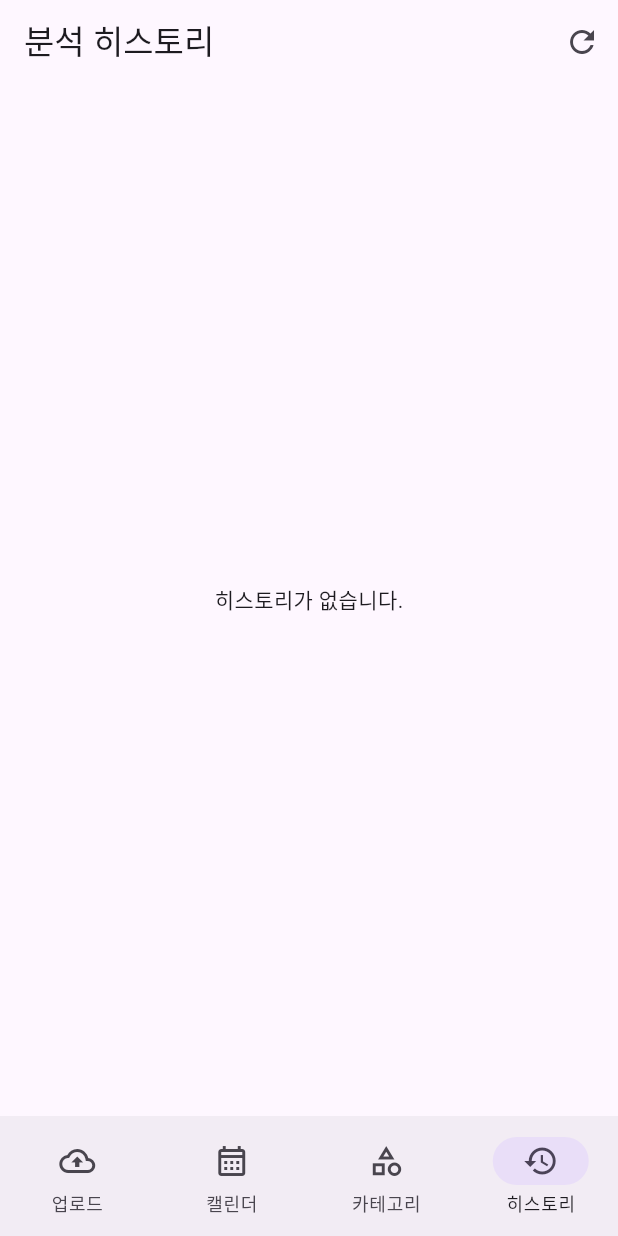
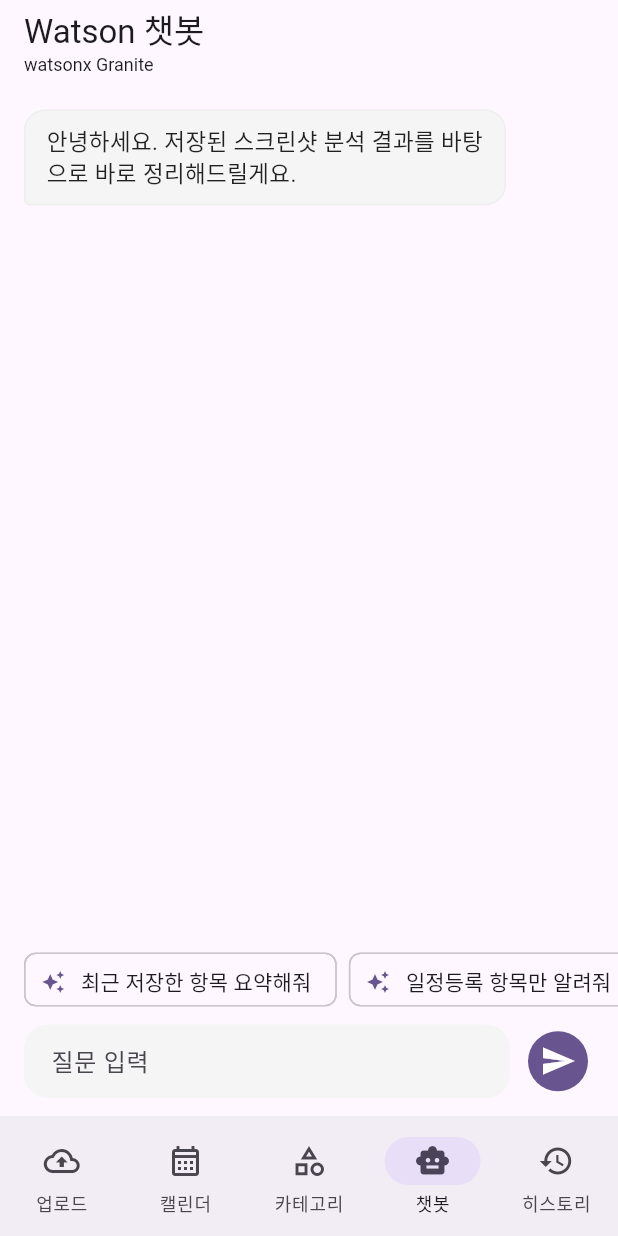
Before and after one commit to SEONGAHG17/ibm-salmon, a Flutter app: the screen it shows after launch, item 4 of the bottom bar chosen, on a phone screen of 412 x 824 dp. Run offline on Flutter 3.47's test engine with Material 3 defaults, Android fonts, the light colour scheme and no system bars; our stand-ins replace firebase_core, firebase_messaging, image_picker, table_calendar; accounts and stored records are empty; network calls fail.

Commit message:
Add Watsonx screenshot chatbot

```diff
--- /dev/null
+++ b/frontend/lib/screens/chat.dart
@@ -0,0 +1,368 @@
+import 'dart:convert';
+
+import 'package:flutter/material.dart';
+import 'package:http/http.dart' as http;
+
+import '../constants/constants.dart';
+
+class ChatScreen extends StatefulWidget {
+  final String? initialPrompt;
+
+  const ChatScreen({super.key, this.initialPrompt});
+
+  @override
+  State<ChatScreen> createState() => _ChatScreenState();
+}
+
+class _ChatScreenState extends State<ChatScreen> {
+  final TextEditingController _messageController = TextEditingController();
+  final ScrollController _scrollController = ScrollController();
+  final List<_ChatMessage> _messages = [
+    const _ChatMessage(
+      role: 'assistant',
+      content: '안녕하세요. 저장된 스크린샷 분석 결과를 바탕으로 바로 정리해드릴게요.',
+    ),
+  ];
+
+  bool _isSending = false;
+
+  static const List<String> _quickPrompts = [
+    '최근 저장한 항목 요약해줘',
+    '일정등록 항목만 알려줘',
+    '지도에서 볼 항목 정리해줘',
+    '장학금 관련 정보 있어?',
+  ];
+
+  @override
+  void initState() {
+    super.initState();
+    final prompt = widget.initialPrompt;
+    if (prompt != null && prompt.trim().isNotEmpty) {
+      WidgetsBinding.instance.addPostFrameCallback((_) {
+        _sendMessage(prompt);
+      });
+    }
+  }
+
+  @override
+  void dispose() {
+    _messageController.dispose();
+    _scrollController.dispose();
+    super.dispose();
+  }
+
+  Future<void> _sendMessage([String? quickPrompt]) async {
+    final messageText = (quickPrompt ?? _messageController.text).trim();
+    if (messageText.isEmpty || _isSending) return;
+
+    final previousHistory = _messages
+        .where(
+          (message) => message.role == 'user' || message.role == 'assistant',
+        )
+        .map((message) => {'role': message.role, 'content': message.content})
+        .toList();
+
+    setState(() {
+      _messages.add(_ChatMessage(role: 'user', content: messageText));
+      _isSending = true;
+      _messageController.clear();
+    });
+    _scrollToBottom();
+
+    try {
+      final response = await http.post(
+        Uri.parse('$baseUrl/api/v1/chat'),
+        headers: {'Content-Type': 'application/json'},
+        body: jsonEncode({
+          'message': messageText,
+          'user_id': 'default_user',
+          'history': previousHistory,
+        }),
+      );
+
+      if (response.statusCode != 200) {
+        throw Exception('서버 응답 오류: ${response.statusCode}');
+      }
+
+      final decoded = jsonDecode(utf8.decode(response.bodyBytes));
+      final reply = decoded['reply']?.toString().trim();
+      final provider = decoded['provider']?.toString() ?? 'watsonx';
+
+      setState(() {
+        _messages.add(
+          _ChatMessage(
+            role: 'assistant',
+            content: reply == null || reply.isEmpty ? '답변을 생성하지 못했습니다.' : reply,
+            provider: provider,
+          ),
+        );
+      });
+    } catch (e) {
+      setState(() {
+        _messages.add(
+          _ChatMessage(
+            role: 'assistant',
+            content: '챗봇 연결에 실패했습니다. 백엔드 서버와 Watsonx 설정을 확인해주세요.\n$e',
+            provider: 'error',
+          ),
+        );
+      });
+    } finally {
+      if (mounted) {
+        setState(() => _isSending = false);
+        _scrollToBottom();
+      }
+    }
+  }
+
+  void _scrollToBottom() {
+    WidgetsBinding.instance.addPostFrameCallback((_) {
+      if (!_scrollController.hasClients) return;
+      _scrollController.animateTo(
+        _scrollController.position.maxScrollExtent,
+        duration: const Duration(milliseconds: 220),
+        curve: Curves.easeOut,
+      );
+    });
+  }
+
+  @override
+  Widget build(BuildContext context) {
+    return Scaffold(
+      appBar: AppBar(
+        title: const Column(
+          crossAxisAlignment: CrossAxisAlignment.start,
+          children: [
+            Text('Watson 챗봇'),
+            Text(
+              'watsonx Granite',
+              style: TextStyle(fontSize: 12, fontWeight: FontWeight.w400),
+            ),
+          ],
+        ),
+      ),
+      body: SafeArea(
+        child: Column(
+          children: [
+            Expanded(
+              child: ListView.builder(
+                controller: _scrollController,
+                padding: const EdgeInsets.fromLTRB(16, 12, 16, 8),
+                itemCount: _messages.length + (_isSending ? 1 : 0),
+                itemBuilder: (context, index) {
+                  if (_isSending && index == _messages.length) {
+                    return const _TypingBubble();
+                  }
+                  return _MessageBubble(message: _messages[index]);
+                },
+              ),
+            ),
+            _QuickPromptBar(
+              prompts: _quickPrompts,
+              enabled: !_isSending,
+              onSelected: (prompt) => _sendMessage(prompt),
+            ),
+            _ChatInput(
+              controller: _messageController,
+              enabled: !_isSending,
+              onSubmitted: () => _sendMessage(),
+            ),
+          ],
+        ),
+      ),
+    );
+  }
+}
+
+class _ChatMessage {
+  final String role;
+  final String content;
+  final String? provider;
+
+  const _ChatMessage({
+    required this.role,
+    required this.content,
+    this.provider,
+  });
+
+  bool get isUser => role == 'user';
+}
+
+class _MessageBubble extends StatelessWidget {
+  final _ChatMessage message;
+
+  const _MessageBubble({required this.message});
+
+  @override
+  Widget build(BuildContext context) {
+    final isUser = message.isUser;
+    final provider = message.provider;
+    final providerLabel = switch (provider) {
+      'watsonx' => 'Watsonx 응답',
+      'error' => '연결 오류',
+      _ => '로컬 보조 응답',
+    };
+    final providerColor = switch (provider) {
+      'watsonx' => Colors.deepPurple,
+      'error' => Colors.redAccent,
+      _ => Colors.grey.shade600,
+    };
+
+    return Align(
+      alignment: isUser ? Alignment.centerRight : Alignment.centerLeft,
+      child: Container(
+        constraints: BoxConstraints(
+          maxWidth: MediaQuery.sizeOf(context).width * 0.78,
+        ),
+        margin: const EdgeInsets.symmetric(vertical: 5),
+        padding: const EdgeInsets.symmetric(horizontal: 14, vertical: 10),
+        decoration: BoxDecoration(
+          color: isUser ? Colors.deepPurple : Colors.grey.shade100,
+          borderRadius: BorderRadius.only(
+            topLeft: const Radius.circular(14),
+            topRight: const Radius.circular(14),
+            bottomLeft: Radius.circular(isUser ? 14 : 4),
+            bottomRight: Radius.circular(isUser ? 4 : 14),
+          ),
+          border: isUser ? null : Border.all(color: Colors.grey.shade200),
+        ),
+        child: Column(
+          crossAxisAlignment: CrossAxisAlignment.start,
+          children: [
+            Text(
+              message.content,
+              style: TextStyle(
+                color: isUser ? Colors.white : Colors.black87,
+                fontSize: 15,
+                height: 1.35,
+              ),
+            ),
+            if (!isUser && provider != null) ...[
+              const SizedBox(height: 6),
+              Text(
+                providerLabel,
+                style: TextStyle(
+                  color: providerColor,
+                  fontSize: 11,
+                  fontWeight: FontWeight.w600,
+                ),
+              ),
+            ],
+          ],
+        ),
+      ),
+    );
+  }
+}
+
+class _TypingBubble extends StatelessWidget {
+  const _TypingBubble();
+
+  @override
+  Widget build(BuildContext context) {
+    return Align(
+      alignment: Alignment.centerLeft,
+      child: Container(
+        margin: const EdgeInsets.symmetric(vertical: 5),
+        padding: const EdgeInsets.symmetric(horizontal: 14, vertical: 12),
+        decoration: BoxDecoration(
+          color: Colors.grey.shade100,
+          borderRadius: BorderRadius.circular(14),
+          border: Border.all(color: Colors.grey.shade200),
+        ),
+        child: const SizedBox(
+          width: 18,
+          height: 18,
+          child: CircularProgressIndicator(strokeWidth: 2),
+        ),
+      ),
+    );
+  }
+}
+
+class _QuickPromptBar extends StatelessWidget {
+  final List<String> prompts;
+  final bool enabled;
+  final ValueChanged<String> onSelected;
+
+  const _QuickPromptBar({
+    required this.prompts,
+    required this.enabled,
+    required this.onSelected,
+  });
+
+  @override
+  Widget build(BuildContext context) {
+    return SizedBox(
+      height: 48,
+      child: ListView.separated(
+        scrollDirection: Axis.horizontal,
+        padding: const EdgeInsets.symmetric(horizontal: 16, vertical: 6),
+        itemCount: prompts.length,
+        separatorBuilder: (_, __) => const SizedBox(width: 8),
+        itemBuilder: (context, index) {
+          final prompt = prompts[index];
+          return ActionChip(
+            avatar: const Icon(Icons.auto_awesome, size: 16),
+            label: Text(prompt),
+            onPressed: enabled ? () => onSelected(prompt) : null,
+          );
+        },
+      ),
+    );
+  }
+}
+
+class _ChatInput extends StatelessWidget {
+  final TextEditingController controller;
+  final bool enabled;
+  final VoidCallback onSubmitted;
+
+  const _ChatInput({
+    required this.controller,
+    required this.enabled,
+    required this.onSubmitted,
+  });
+
+  @override
+  Widget build(BuildContext context) {
+    return Padding(
+      padding: const EdgeInsets.fromLTRB(16, 6, 16, 12),
+      child: Row(
+        children: [
+          Expanded(
+            child: TextField(
+              controller: controller,
+              enabled: enabled,
+              minLines: 1,
+              maxLines: 4,
+              textInputAction: TextInputAction.send,
+              decoration: InputDecoration(
+                hintText: '질문 입력',
+                filled: true,
+                fillColor: Colors.grey.shade100,
+                border: OutlineInputBorder(
+                  borderRadius: BorderRadius.circular(16),
+                  borderSide: BorderSide.none,
+                ),
+                contentPadding: const EdgeInsets.symmetric(
+                  horizontal: 14,
+                  vertical: 12,
+                ),
+              ),
+              onSubmitted: (_) {
+                if (enabled) onSubmitted();
+              },
+            ),
+          ),
+          const SizedBox(width: 8),
+          IconButton.filled(
+            onPressed: enabled ? onSubmitted : null,
+            icon: const Icon(Icons.send),
+            tooltip: '전송',
+          ),
+        ],
+      ),
+    );
+  }
+}
--- a/frontend/lib/screens/nevigate.dart
+++ b/frontend/lib/screens/nevigate.dart
@@ -2,6 +2,7 @@
 import '../services/fcm.dart';
 import 'calender.dart';
 import 'category.dart';
+import 'chat.dart';
 import 'history.dart';
 import 'upload.dart';
 
@@ -19,6 +20,7 @@
     UploadScreen(),
     CalendarScreen(),
     CategoryScreen(),
+    ChatScreen(),
     HistoryScreen(),
   ];
 
@@ -54,6 +56,11 @@
             label: '카테고리',
           ),
           NavigationDestination(
+            icon: Icon(Icons.smart_toy_outlined),
+            selectedIcon: Icon(Icons.smart_toy),
+            label: '챗봇',
+          ),
+          NavigationDestination(
             icon: Icon(Icons.history_outlined),
             selectedIcon: Icon(Icons.history),
             label: '히스토리',
```
Also changed, not shown: frontend/lib/screens/upload.dart (+47 -15 lines), 4 other files.
